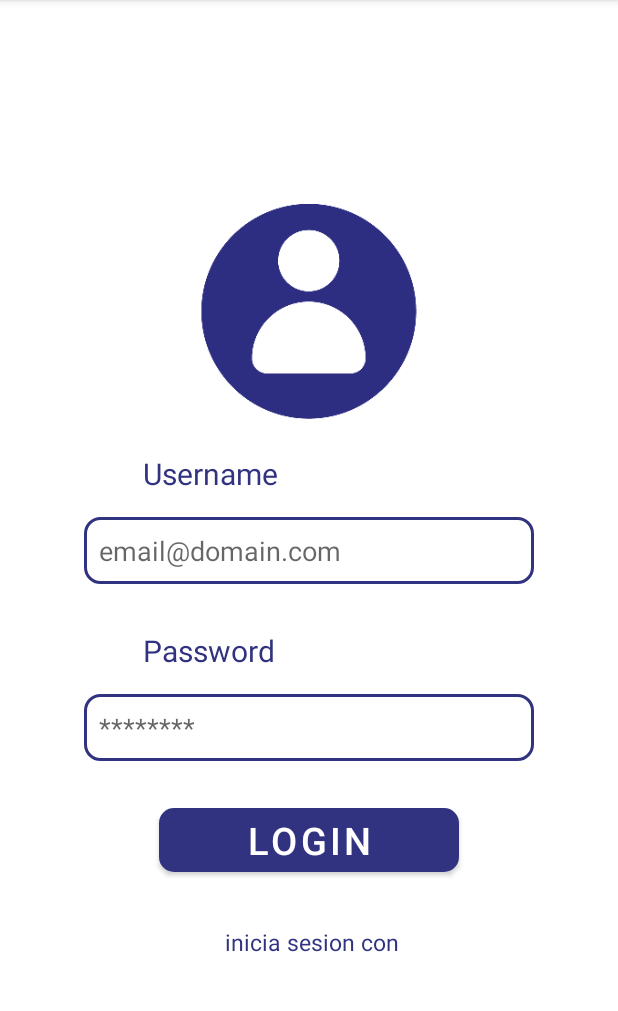
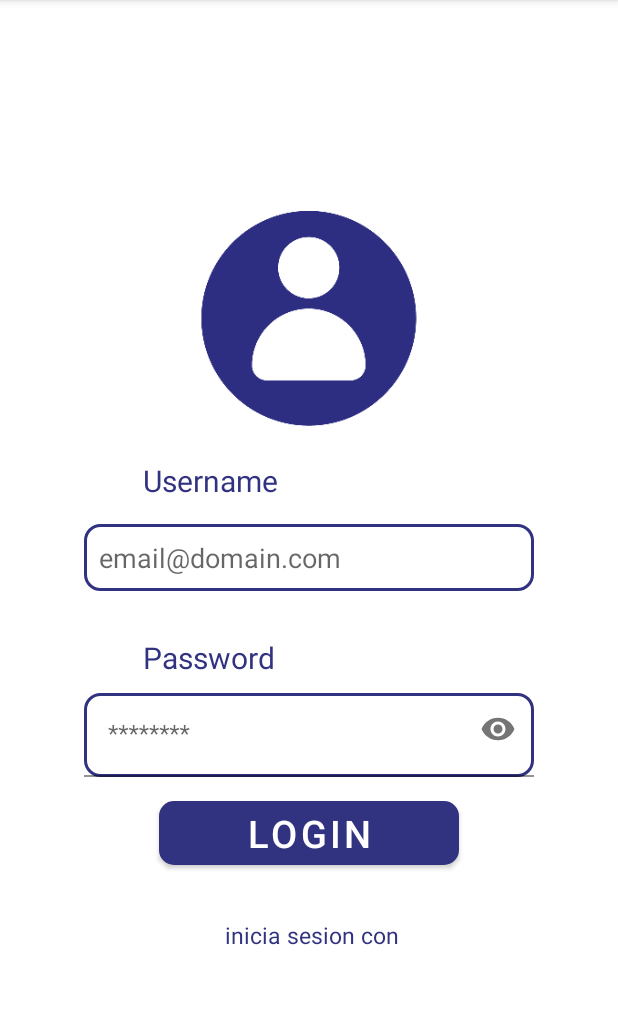
Before and after one commit to JhonnyPG/AppTurismo, an Android app: the welcomActivity screen opened directly, with no data from a screen before it, on a phone screen of 412 x 824 dp, the part 84-1095 px from its top. Run offline under Robolectric (Android 15) with nearby library versions, the phone set to English and light mode, and no system bars.

Commit message:
mejoras en para opcion de contraseña opcion de visible

```diff
--- a/app/src/main/res/layout-land/activity_welcom.xml
+++ b/app/src/main/res/layout-land/activity_welcom.xml
@@ -22,7 +22,7 @@
 
     <LinearLayout
         android:layout_width="match_parent"
-        android:layout_height="104dp"
+        android:layout_height="100dp"
         android:gravity="center">
 
         <ImageView
@@ -30,7 +30,9 @@
             android:layout_height="100dp"
             android:layout_margin="80dp"
             android:gravity="center"
-            android:src="@drawable/usuario"></ImageView>
+            android:src="@drawable/usuario">
+
+        </ImageView>
 
     </LinearLayout>
 
@@ -40,9 +42,8 @@
 
         <LinearLayout
             android:layout_width="0dp"
-            android:layout_height="209dp"
-            android:layout_margin="80px"
-            android:layout_weight="1"
+            android:layout_height="wrap_content"
+            android:layout_weight="4"
             android:gravity="center"
             android:orientation="vertical">
 
@@ -75,14 +76,20 @@
                 android:textColor="@color/purple_500"
                 android:textSize="20dp" />
 
-            <EditText
-                android:id="@+id/edtpassword"
-                android:layout_width="300dp"
+            <com.google.android.material.textfield.TextInputLayout
+                android:layout_width="match_parent"
                 android:layout_height="wrap_content"
-                android:background="@drawable/style_stroke"
-                android:hint="@string/tex_YouPassword"
-                android:inputType="textPassword"
-                app:cornerRadius="10dp" />
+                app:endIconMode="password_toggle">
+
+                <com.google.android.material.textfield.TextInputEditText
+                    android:id="@+id/edtpassword"
+                    android:layout_width="300dp"
+                    android:layout_height="wrap_content"
+                    android:layout_gravity="center|center_vertical"
+                    android:background="@drawable/style_stroke"
+                    android:hint="@string/tex_YouPassword"
+                    android:inputType="textPassword" />
+            </com.google.android.material.textfield.TextInputLayout>
 
         </LinearLayout>
 
@@ -90,13 +97,13 @@
             android:layout_width="0dp"
             android:layout_height="match_parent"
             android:layout_margin="80px"
-            android:layout_weight="1"
+            android:layout_weight="2"
             android:orientation="vertical">
 
 
             <Button
                 android:id="@+id/destino"
-                android:layout_width="220dp"
+                android:layout_width="150dp"
                 android:layout_height="wrap_content"
                 android:layout_gravity="center"
                 android:layout_marginTop="58dp"
--- a/app/src/main/res/layout-sw480dp-land/activity_welcom.xml
+++ b/app/src/main/res/layout-sw480dp-land/activity_welcom.xml
@@ -51,7 +51,7 @@
                 android:layout_width="wrap_content"
                 android:layout_height="wrap_content"
                 android:layout_gravity="left"
-                android:layout_marginLeft="95dp"
+                android:layout_marginLeft="25dp"
                 android:text="@string/tex_Username"
                 android:textColor="@color/purple_500"
                 android:textSize="20dp" />
@@ -69,20 +69,26 @@
                 android:layout_width="wrap_content"
                 android:layout_height="wrap_content"
                 android:layout_gravity="left"
-                android:layout_marginLeft="95dp"
+                android:layout_marginLeft="25dp"
                 android:layout_marginTop="20dp"
                 android:text="@string/tex_Password"
                 android:textColor="@color/purple_500"
                 android:textSize="20dp" />
 
-            <EditText
-                android:id="@+id/edtpassword"
-                android:layout_width="240dp"
+            <com.google.android.material.textfield.TextInputLayout
+                android:layout_width="match_parent"
                 android:layout_height="wrap_content"
-                android:background="@drawable/style_stroke"
-                android:hint="@string/tex_YouPassword"
-                android:inputType="textPassword"
-                app:cornerRadius="10dp" />
+                app:endIconMode="password_toggle">
+
+                <com.google.android.material.textfield.TextInputEditText
+                    android:id="@+id/edtpassword"
+                    android:layout_width="240dp"
+                    android:layout_height="wrap_content"
+                    android:layout_gravity="center|center_vertical"
+                    android:background="@drawable/style_stroke"
+                    android:hint="@string/tex_YouPassword"
+                    android:inputType="textPassword" />
+            </com.google.android.material.textfield.TextInputLayout>
 
         </LinearLayout>
 
--- a/app/src/main/res/layout-sw480dp/activity_welcom.xml
+++ b/app/src/main/res/layout-sw480dp/activity_welcom.xml
@@ -47,7 +47,7 @@
 
         <EditText
             android:id="@+id/edtusername"
-            android:layout_width="300dp"
+            android:layout_width="400dp"
             android:layout_height="wrap_content"
             android:layout_gravity="center|center_vertical"
             android:layout_margin="15dp"
@@ -64,17 +64,23 @@
             android:textColor="@color/purple_500"
             android:layout_marginLeft="95dp"
             android:layout_marginTop="15dp"
+            android:layout_marginBottom="15dp"
             android:layout_gravity="left" />
 
-        <EditText
-            android:id="@+id/edtpassword"
-            android:layout_width="300dp"
+        <com.google.android.material.textfield.TextInputLayout
+            android:layout_width="match_parent"
             android:layout_height="wrap_content"
-            android:layout_margin="15dp"
-            android:background="@drawable/style_stroke"
-            android:hint="@string/tex_YouPassword"
-            android:inputType="textPassword"
-            app:cornerRadius="10dp" />
+            app:endIconMode="password_toggle">
+
+            <com.google.android.material.textfield.TextInputEditText
+                android:id="@+id/edtpassword"
+                android:layout_width="400dp"
+                android:layout_height="wrap_content"
+                android:layout_gravity="center|center_vertical"
+                android:background="@drawable/style_stroke"
+                android:hint="@string/tex_YouPassword"
+                android:inputType="textPassword" />
+        </com.google.android.material.textfield.TextInputLayout>
 
         <Button
             android:id="@+id/destino"
--- a/app/src/main/res/layout-sw600dp-land/activity_welcom.xml
+++ b/app/src/main/res/layout-sw600dp-land/activity_welcom.xml
@@ -76,15 +76,20 @@
                 android:textColor="@color/purple_500"
                 android:textSize="25dp" />
 
-            <EditText
-                android:id="@+id/edtpassword"
-                android:layout_width="400dp"
-                android:layout_height="72dp"
-                android:background="@drawable/style_stroke"
-                android:hint="@string/tex_YouPassword"
-                android:inputType="textPassword"
-                android:textSize="25dp"
-                app:cornerRadius="30dp" />
+            <com.google.android.material.textfield.TextInputLayout
+                android:layout_width="match_parent"
+                android:layout_height="wrap_content"
+                app:endIconMode="password_toggle">
+
+                <com.google.android.material.textfield.TextInputEditText
+                    android:id="@+id/edtpassword"
+                    android:layout_width="400dp"
+                    android:layout_height="wrap_content"
+                    android:layout_gravity="center|center_vertical"
+                    android:background="@drawable/style_stroke"
+                    android:hint="@string/tex_YouPassword"
+                    android:inputType="textPassword" />
+            </com.google.android.material.textfield.TextInputLayout>
 
         </LinearLayout>
 
@@ -98,7 +103,7 @@
 
             <Button
                 android:layout_width="match_parent"
-                android:layout_height="50dp"
+                android:layout_height="80dp"
                 android:layout_marginTop="58dp"
                 android:onClick="destino"
                 android:text="@string/tex_Login"
--- a/app/src/main/res/layout-sw600dp/activity_welcom.xml
+++ b/app/src/main/res/layout-sw600dp/activity_welcom.xml
@@ -36,7 +36,7 @@
             android:layout_width="wrap_content"
             android:layout_height="wrap_content"
             android:layout_gravity="left"
-            android:layout_marginLeft="250dp"
+            android:layout_marginLeft="70dp"
             android:layout_marginTop="15dp"
             android:text="@string/tex_Username"
             android:textColor="@color/purple_500"
@@ -58,21 +58,26 @@
             android:layout_width="wrap_content"
             android:layout_height="wrap_content"
             android:layout_gravity="left"
-            android:layout_marginLeft="250dp"
+            android:layout_marginLeft="70dp"
             android:layout_marginTop="15dp"
             android:text="@string/tex_Password"
             android:textColor="@color/purple_500"
             android:textSize="30dp" />
 
-        <EditText
-            android:id="@+id/edtpassword"
-            android:layout_width="500dp"
+        <com.google.android.material.textfield.TextInputLayout
+            android:layout_width="match_parent"
             android:layout_height="wrap_content"
-            android:layout_margin="15dp"
-            android:background="@drawable/style_stroke"
-            android:hint="@string/tex_YouPassword"
-            android:inputType="textPassword"
-            app:cornerRadius="10dp" />
+            app:endIconMode="password_toggle">
+
+            <com.google.android.material.textfield.TextInputEditText
+                android:id="@+id/edtpassword"
+                android:layout_width="500dp"
+                android:layout_height="wrap_content"
+                android:layout_gravity="center|center_vertical"
+                android:background="@drawable/style_stroke"
+                android:hint="@string/tex_YouPassword"
+                android:inputType="textPassword" />
+        </com.google.android.material.textfield.TextInputLayout>
 
         <Button
             android:id="@+id/destino"
--- a/app/src/main/res/layout-sw720dp-land/activity_welcom.xml
+++ b/app/src/main/res/layout-sw720dp-land/activity_welcom.xml
@@ -41,9 +41,8 @@
 
         <LinearLayout
             android:layout_width="0dp"
-            android:layout_height="510dp"
-            android:layout_margin="80px"
-            android:layout_weight="1"
+            android:layout_height="wrap_content"
+            android:layout_weight="4"
             android:gravity="center"
             android:orientation="vertical">
 
@@ -76,31 +75,37 @@
                 android:textColor="@color/purple_500"
                 android:textSize="50dp" />
 
-            <EditText
-                android:id="@+id/edtpassword"
-                android:layout_width="600dp"
-                android:layout_height="72dp"
-                android:background="@drawable/style_stroke"
-                android:hint="@string/tex_YouPassword"
-                android:inputType="textPassword"
-                app:cornerRadius="30dp"
-                android:textSize="40dp"/>
+            <com.google.android.material.textfield.TextInputLayout
+                android:layout_width="match_parent"
+                android:layout_height="wrap_content"
+                app:endIconMode="password_toggle">
+
+                <com.google.android.material.textfield.TextInputEditText
+                    android:id="@+id/edtpassword"
+                    android:layout_width="600dp"
+                    android:layout_height="wrap_content"
+                    android:layout_gravity="center|center_vertical"
+                    android:background="@drawable/style_stroke"
+                    android:hint="@string/tex_YouPassword"
+                    android:inputType="textPassword"
+                    android:layout_marginBottom="20dp"/>
+            </com.google.android.material.textfield.TextInputLayout>
 
         </LinearLayout>
 
         <LinearLayout
             android:layout_width="0dp"
-            android:layout_height="514dp"
-            android:layout_margin="80px"
-            android:layout_weight="1"
+            android:layout_height="wrap_content"
+            android:layout_gravity="center"
+            android:layout_weight="2"
             android:orientation="vertical">
 
 
             <Button
-                android:layout_width="match_parent"
-                android:layout_height="102dp"
-                android:layout_marginTop="58dp"
+                android:layout_width="250dp"
+                android:layout_height="120dp"
                 android:onClick="destino"
+                android:layout_marginHorizontal="100dp"
                 android:text="@string/tex_Login"
                 android:textSize="50dp"
                 app:cornerRadius="10dp" />
--- a/app/src/main/res/layout-sw720dp/activity_welcom.xml
+++ b/app/src/main/res/layout-sw720dp/activity_welcom.xml
@@ -66,15 +66,20 @@
             android:textColor="@color/purple_500"
             android:textSize="50dp" />
 
-        <EditText
-            android:id="@+id/edtpassword"
-            android:layout_width="500dp"
+        <com.google.android.material.textfield.TextInputLayout
+            android:layout_width="match_parent"
             android:layout_height="wrap_content"
-            android:layout_margin="15dp"
-            android:background="@drawable/style_stroke"
-            android:hint="@string/tex_YouPassword"
-            android:inputType="textPassword"
-            app:cornerRadius="10dp" />
+            app:endIconMode="password_toggle">
+
+            <com.google.android.material.textfield.TextInputEditText
+                android:id="@+id/edtpassword"
+                android:layout_width="500dp"
+                android:layout_height="wrap_content"
+                android:layout_gravity="center|center_vertical"
+                android:background="@drawable/style_stroke"
+                android:hint="@string/tex_YouPassword"
+                android:inputType="textPassword" />
+        </com.google.android.material.textfield.TextInputLayout>
 
         <Button
             android:id="@+id/destino"
--- a/app/src/main/res/layout/activity_welcom.xml
+++ b/app/src/main/res/layout/activity_welcom.xml
@@ -63,17 +63,23 @@
             android:textColor="@color/purple_500"
             android:layout_marginLeft="95dp"
             android:layout_marginTop="15dp"
+            android:layout_marginBottom="10dp"
             android:layout_gravity="left" />
 
-        <EditText
-            android:id="@+id/edtpassword"
-            android:layout_width="300dp"
+        <com.google.android.material.textfield.TextInputLayout
+            android:layout_width="match_parent"
             android:layout_height="wrap_content"
-            android:layout_margin="15dp"
-            android:background="@drawable/style_stroke"
-            android:hint="@string/tex_YouPassword"
-            android:inputType="textPassword"
-            app:cornerRadius="10dp" />
+            app:endIconMode="password_toggle">
+
+            <com.google.android.material.textfield.TextInputEditText
+                android:id="@+id/edtpassword"
+                android:layout_width="300dp"
+                android:layout_height="wrap_content"
+                android:layout_gravity="center|center_vertical"
+                android:background="@drawable/style_stroke"
+                android:hint="@string/tex_YouPassword"
+                android:inputType="textPassword" />
+        </com.google.android.material.textfield.TextInputLayout>
 
         <Button
             android:id="@+id/destino"
```
Also changed, not shown: app/src/main/res/layout-land/activity_login.xml (+26 -13 lines), app/src/main/res/layout-sw480dp-land/activity_login.xml (+14 -7 lines), app/src/main/res/layout-sw480dp/activity_login.xml (+15 -7 lines), app/src/main/res/layout-sw600dp-land/activity_login.xml (+14 -9 lines), app/src/main/res/layout-sw600dp/activity_login.xml (+15 -9 lines), app/src/main/res/layout-sw720dp-land/activity_login.xml (+16 -8 lines), app/src/main/res/layout-sw720dp/activity_login.xml (+17 -9 lines), app/src/main/res/layout/activity_login.xml (+19 -11 lines).
